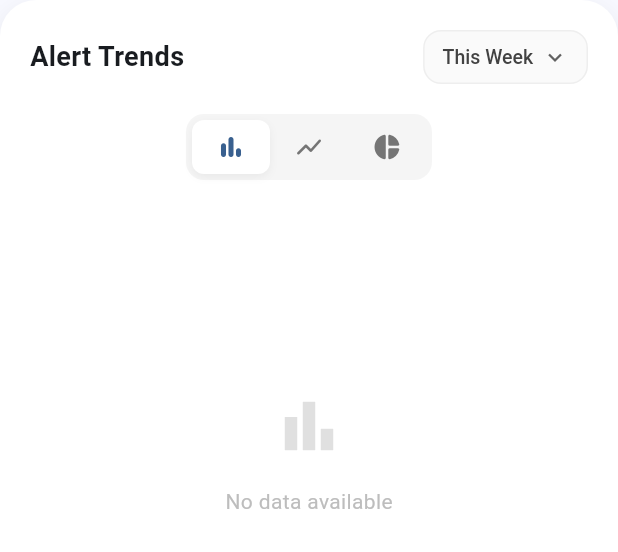
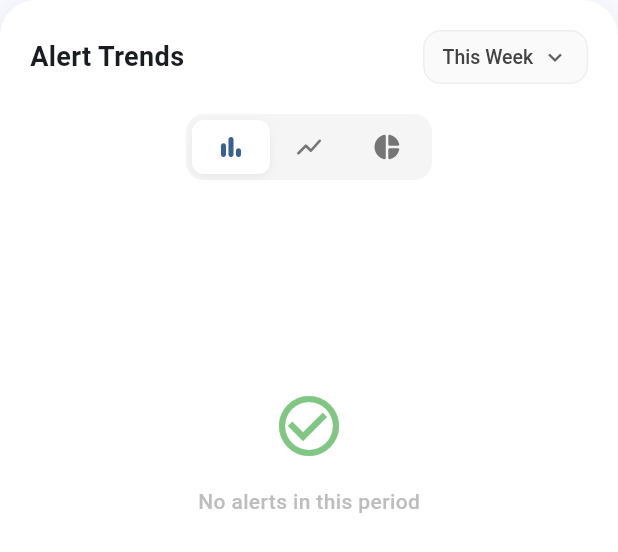
Before and after one commit to NatiYoni/Mining-Hazard-Detection-and-Safety-Monitoring-System, a Flutter app: the AlertsChart widget shown alone on an empty page, opened directly with empty values, on a phone screen of 412 x 824 dp. Shown: the top 552 px of the screen. Run offline on Flutter 3.47's test engine with Material 3 defaults, Android fonts, the phone set to English and light mode, and no system bars; our stand-ins replace dartz, dio, equatable, fl_chart, flutter_bloc, get_it and 1 more; accounts and stored records are empty; network calls fail.

Commit message:
Update alerts chart visualization

```diff
--- a/mobile_app/lib/features/dashboard/presentation/widgets/alerts_chart.dart
+++ b/mobile_app/lib/features/dashboard/presentation/widgets/alerts_chart.dart
@@ -124,14 +124,19 @@ class _AlertsChartState extends State<AlertsChart> {
 
   Widget _buildChart() {
     final data = _processData();
-    if (data.isEmpty) {
+    final totalAlerts = data.fold<int>(0, (sum, p) => sum + p.critical + p.warning + p.info);
+
+    if (totalAlerts == 0) {
       return Center(
         child: Column(
           mainAxisAlignment: MainAxisAlignment.center,
           children: [
-            Icon(Icons.bar_chart, size: 48, color: Colors.grey.shade300),
+            Icon(Icons.check_circle_outline, size: 48, color: Colors.green.shade300),
             const SizedBox(height: 16),
-            Text('No data available', style: TextStyle(color: Colors.grey.shade400)),
+            Text(
+              'No alerts in this period',
+              style: TextStyle(color: Colors.grey.shade400, fontWeight: FontWeight.w500)
+            ),
           ],
         ),
       );
@@ -151,48 +156,83 @@ class _AlertsChartState extends State<AlertsChart> {
   List<_ChartDataPoint> _processData() {
     final now = DateTime.now();
     List<Alert> filteredAlerts = [];
-    DateFormat dateFormat;
+    Map<String, _ChartDataPoint> groups = {};
+    List<String> sortedTimelineKeys = [];
 
+    // 1. Initialize buckets based on time range
     if (_timeRange == 'today') {
+      // 00:00 to 23:00
+      for (int i = 0; i < 24; i += 4) { // 4-hour intervals to reduce clutter
+        final timeKey = '${i.toString().padLeft(2, '0')}:00';
+        groups[timeKey] = _ChartDataPoint(timeKey, 0, 0, 0);
+        sortedTimelineKeys.add(timeKey);
+      }
+
       filteredAlerts = widget.alerts.where((a) {
-        final localTime = a.timestamp.toLocal();
-        return localTime.year == now.year &&
-            localTime.month == now.month &&
-            localTime.day == now.day;
+        final local = a.timestamp.toLocal();
+        return local.year == now.year &&
+               local.month == now.month &&
+               local.day == now.day;
       }).toList();
-      dateFormat = DateFormat('HH:mm');
+
     } else if (_timeRange == 'week') {
+      // Last 7 days
+      for (int i = 6; i >= 0; i--) {
+        final date = now.subtract(Duration(days: i));
+        final key = DateFormat('E').format(date);
+        groups[key] = _ChartDataPoint(key, 0, 0, 0);
+        sortedTimelineKeys.add(key);
+      }
+
       final weekAgo = now.subtract(const Duration(days: 7));
       filteredAlerts = widget.alerts.where((a) => a.timestamp.toLocal().isAfter(weekAgo)).toList();
-      dateFormat = DateFormat('E'); // Mon, Tue
+
     } else {
+      // Last 30 days (grouped by ~5 days for readability)
+      for (int i = 29; i >= 0; i--) {
+        final date = now.subtract(Duration(days: i));
+        final key = DateFormat('MM/dd').format(date);
+        // Only add key if it doesn't exist (though date math should be unique)
+        if (!groups.containsKey(key)) {
+             groups[key] = _ChartDataPoint(key, 0, 0, 0);
+             sortedTimelineKeys.add(key);
+        }
+      }
+
       final monthAgo = now.subtract(const Duration(days: 30));
       filteredAlerts = widget.alerts.where((a) => a.timestamp.toLocal().isAfter(monthAgo)).toList();
-      dateFormat = DateFormat('MM/dd');
     }
 
-    Map<String, _ChartDataPoint> groups = {};
+    // 2. Populate with data
+    for (var alert in filteredAlerts) {
+      final local = alert.timestamp.toLocal();
+      String key = '';
 
-    // Sort alerts by timestamp to ensure correct order
-    filteredAlerts.sort((a, b) => a.timestamp.compareTo(b.timestamp));
-
-    for (var alert in filteredAlerts) {
-      final label = dateFormat.format(alert.timestamp.toLocal());
-      if (!groups.containsKey(label)) {
-        groups[label] = _ChartDataPoint(label, 0, 0, 0);
+      if (_timeRange == 'today') {
+        // Find nearest 4-hour bucket
+        int hour = local.hour;
+        int bucketHour = (hour ~/ 4) * 4;
+        key = '${bucketHour.toString().padLeft(2, '0')}:00';
+      } else if (_timeRange == 'week') {
+        key = DateFormat('E').format(local);
+      } else {
+        key = DateFormat('MM/dd').format(local);
       }
 
-      final severity = alert.severity.toLowerCase();
-      if (severity == 'critical') {
-        groups[label]!.critical++;
-      } else if (severity == 'warning') {
-        groups[label]!.warning++;
-      } else {
-        groups[label]!.info++;
+      if (groups.containsKey(key)) {
+        final severity = alert.severity.toLowerCase();
+        if (severity == 'critical') {
+          groups[key]!.critical++;
+        } else if (severity == 'warning') {
+          groups[key]!.warning++;
+        } else {
+          groups[key]!.info++;
+        }
       }
     }
 
-    return groups.values.toList();
+    // Return values in correct timeline order
+    return sortedTimelineKeys.map((k) => groups[k]!).toList();
   }
 
   BarChartData _buildBarChartData(List<_ChartDataPoint> data) {
@@ -205,11 +245,19 @@ class _AlertsChartState extends State<AlertsChart> {
           sideTitles: SideTitles(
             showTitles: true,
             getTitlesWidget: (value, meta) {
-              if (value.toInt() >= 0 && value.toInt() < data.length) {
+              final index = value.toInt();
+              if (index >= 0 && index < data.length) {
+                if (_timeRange == 'month' && index % 5 != 0) {
+                  return const SizedBox.shrink();
+                } else if (_timeRange == 'today' && index % 2 != 0) {
+                  // Show every other label for 4-hour buckets if we want, but they are already spaced.
+                  // Actually 4h buckets (0, 4, 8..) are 6 items. Fits fine.
+                }
+
                 return Padding(
                   padding: const EdgeInsets.only(top: 12.0),
                   child: Text(
-                    data[value.toInt()].label,
+                    data[index].label,
                     style: TextStyle(
                       fontSize: 10,
                       color: Colors.grey.shade600,
@@ -306,11 +354,16 @@ class _AlertsChartState extends State<AlertsChart> {
           sideTitles: SideTitles(
             showTitles: true,
             getTitlesWidget: (value, meta) {
-              if (value.toInt() >= 0 && value.toInt() < data.length) {
+              final index = value.toInt();
+              if (index >= 0 && index < data.length) {
+                if (_timeRange == 'month' && index % 5 != 0) {
+                  return const SizedBox.shrink();
+                }
+
                 return Padding(
                   padding: const EdgeInsets.only(top: 12.0),
                   child: Text(
-                    data[value.toInt()].label,
+                    data[index].label,
                     style: TextStyle(
                       fontSize: 10,
                       color: Colors.grey.shade600,
```
